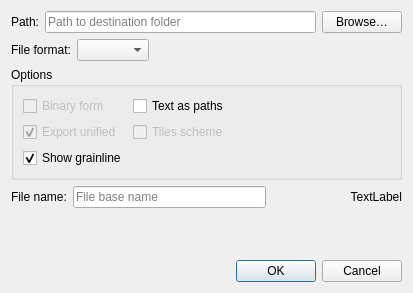
Qt form src/app/puzzle/dialogs/dialogsavemanuallayout.ui (dismine/valentina) before a commit.
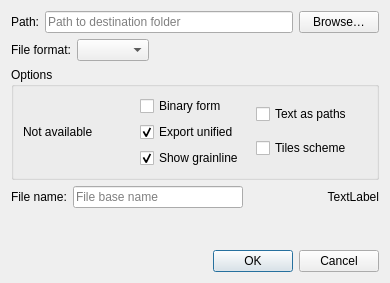
The same form after that commit. Icons and pictures are not drawn.

Patch:
```diff
--- a/src/app/puzzle/dialogs/dialogsavemanuallayout.ui
+++ b/src/app/puzzle/dialogs/dialogsavemanuallayout.ui
@@ -6,8 +6,8 @@
    <rect>
     <x>0</x>
     <y>0</y>
-    <width>413</width>
-    <height>293</height>
+    <width>390</width>
+    <height>283</height>
    </rect>
   </property>
   <property name="windowTitle">
@@ -111,21 +111,30 @@
        <property name="title">
         <string>Options</string>
        </property>
-       <layout class="QFormLayout" name="formLayout">
-        <item row="0" column="0">
+       <layout class="QHBoxLayout" name="horizontalLayout">
+        <item>
+         <widget class="QLabel" name="labelOptionsNotAvailable">
+          <property name="text">
+           <string>Not available</string>
+          </property>
+         </widget>
+        </item>
+        <item>
+         <layout class="QVBoxLayout" name="verticalLayout">
+          <item>
          <widget class="QCheckBox" name="checkBoxBinaryDXF">
           <property name="enabled">
-           <bool>false</bool>
+             <bool>true</bool>
           </property>
           <property name="text">
            <string>Binary form</string>
           </property>
          </widget>
         </item>
-        <item row="2" column="0">
+          <item>
          <widget class="QCheckBox" name="checkBoxExportUnified">
           <property name="enabled">
-           <bool>false</bool>
+             <bool>true</bool>
           </property>
           <property name="text">
            <string>Export unified</string>
@@ -135,7 +144,7 @@
           </property>
          </widget>
         </item>
-        <item row="4" column="0">
+          <item>
          <widget class="QCheckBox" name="checkBoxShowGrainline">
           <property name="text">
            <string>Show grainline</string>
@@ -145,7 +154,11 @@
           </property>
          </widget>
         </item>
-        <item row="0" column="1">
+         </layout>
+        </item>
+        <item>
+         <layout class="QVBoxLayout" name="verticalLayout_2">
+          <item>
          <widget class="QCheckBox" name="checkBoxTextAsPaths">
           <property name="enabled">
            <bool>true</bool>
@@ -155,15 +168,17 @@
           </property>
          </widget>
         </item>
-        <item row="2" column="1">
+          <item>
          <widget class="QCheckBox" name="checkBoxTilesScheme">
           <property name="enabled">
-           <bool>false</bool>
+             <bool>true</bool>
           </property>
           <property name="text">
            <string>Tiles scheme</string>
           </property>
          </widget>
+          </item>
+         </layout>
         </item>
        </layout>
       </widget>
```
Left out of the diff: 2 changed lines with no effect on the pictures. Lines whose indentation alone changed are shown as unchanged.
